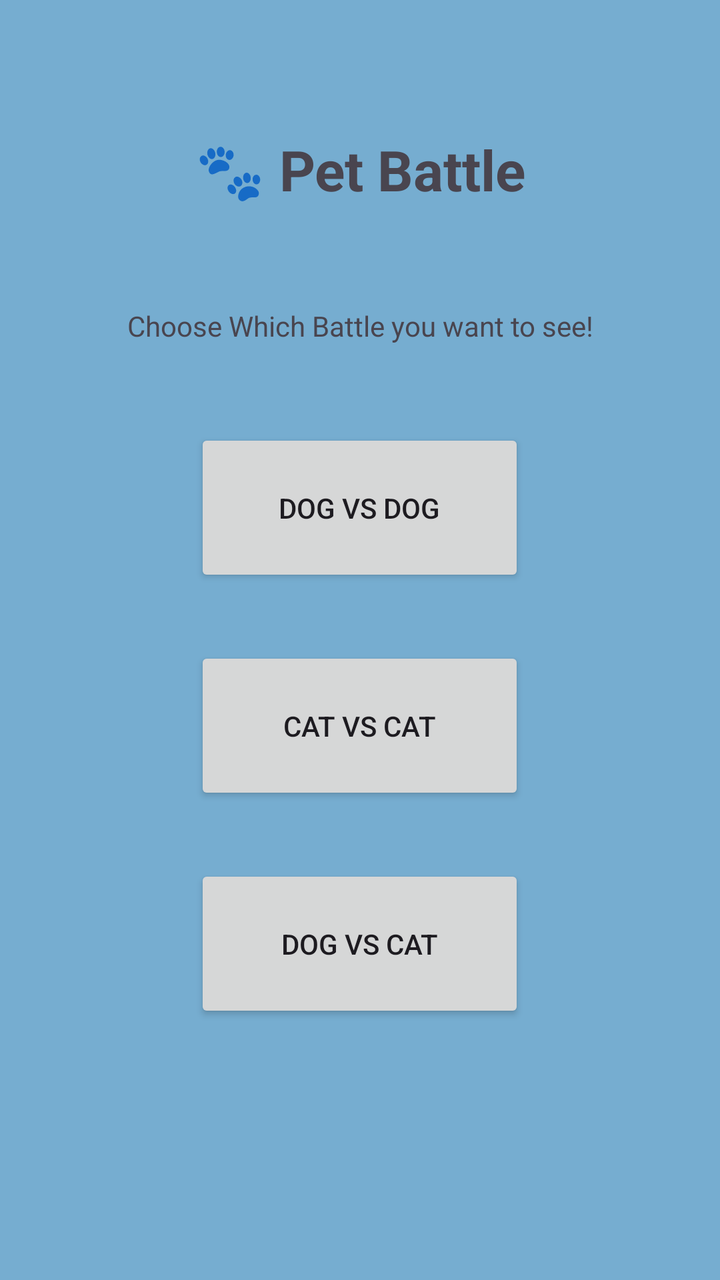
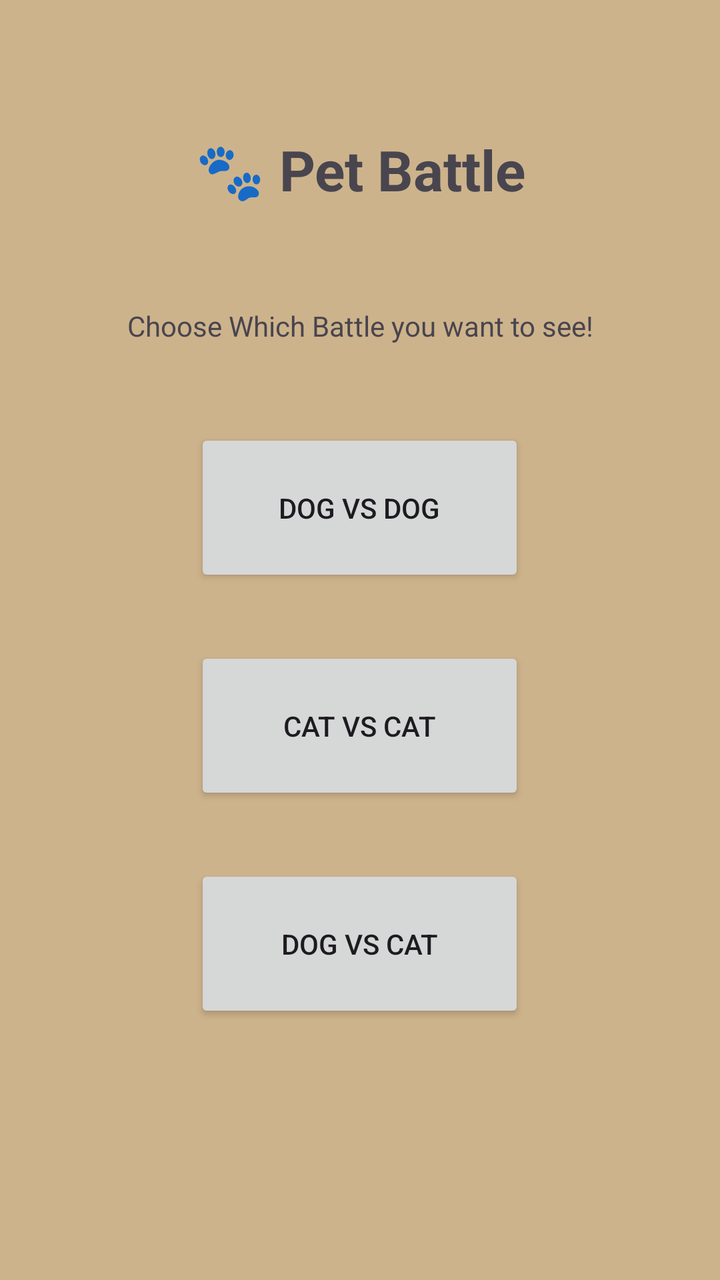

An Android layout rendered at two revisions. The XML below is the earlier revision; the diff shows what the commit changed to produce the second picture.
<!-- AndroidManifest.xml: application theme Theme.DogCatBinaliktad -->
<!-- res/layout/main.xml -->
<?xml version="1.0" encoding="utf-8"?>
<ScrollView xmlns:android="http://schemas.android.com/apk/res/android"
    android:layout_width="match_parent"
    android:layout_height="match_parent"
    android:background="#76ADD0">

    <LinearLayout
        android:layout_width="match_parent"
        android:layout_height="wrap_content"
        android:orientation="vertical"
        android:padding="16dp">


    <TextView
        android:layout_width="match_parent"
        android:layout_height="wrap_content"
        android:layout_marginTop="150px"
        android:layout_marginBottom="150px"
        android:gravity="center"
        android:text="🐾 Pet Battle"
        android:textSize="28sp"
        android:textStyle="bold" />

    <TextView
        android:layout_width="match_parent"
        android:layout_height="wrap_content"
        android:layout_marginBottom="24dp"
        android:gravity="center"
        android:text="Choose Which Battle you want to see!" />

    <LinearLayout
        android:layout_width="match_parent"
        android:layout_height="1000px"
        android:gravity="center"
        android:layout_gravity="center"
        android:orientation="vertical"
        >
        <Button
            android:id="@+id/button2"
            android:layout_width="165dp"
            android:layout_height="79dp"
            android:text="Dog vs Dog"
            android:layout_marginBottom="30dp" />

        <Button
            android:id="@+id/button3"
            android:layout_width="165dp"
            android:layout_height="79dp"
            android:text="Cat vs Cat"
            android:layout_marginBottom="30dp"/>

        <Button
            android:id="@+id/button4"
            android:layout_width="165dp"
            android:layout_height="79dp"
            android:text="Dog vs Cat" />

    </LinearLayout>
    </LinearLayout>
</ScrollView>
<!-- resources referenced by this layout -->
<resources>
  <style name="Theme.DogCatBinaliktad" parent="Base.Theme.DogCatBinaliktad" />
  <style name="Base.Theme.DogCatBinaliktad" parent="Theme.Material3.DayNight.NoActionBar">
          
          
      </style>
</resources>

<!-- the commit's change to res/layout/main.xml (unified diff, before → after) -->
@@ -2,7 +2,7 @@
 <ScrollView xmlns:android="http://schemas.android.com/apk/res/android"
     android:layout_width="match_parent"
     android:layout_height="match_parent"
-    android:background="#76ADD0">
+    android:background="#CDB38B">
 
     <LinearLayout
         android:layout_width="match_parent"
